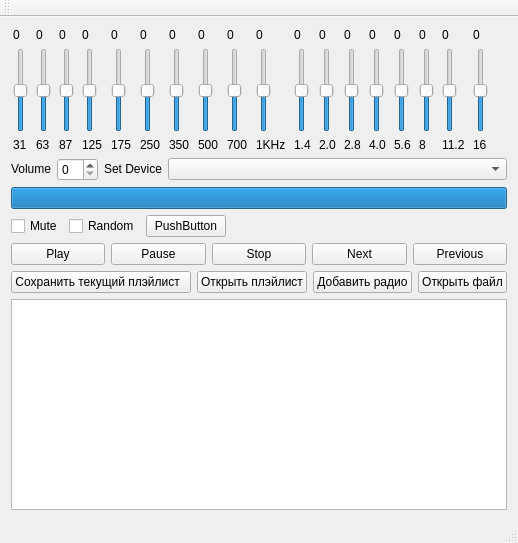
Before: the Qt Designer form mainwindow.ui in temq09/audio_player, drawn with Qt 5.
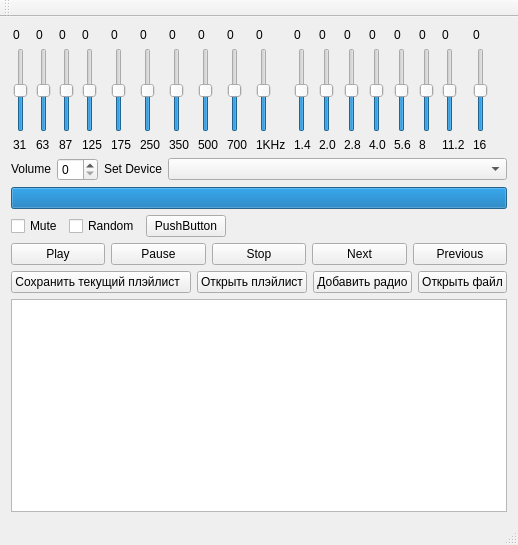
After: the same form once the commit is applied.

```diff
--- a/mainwindow.ui
+++ b/mainwindow.ui
@@ -7,7 +7,7 @@
     <x>0</x>
     <y>0</y>
     <width>510</width>
-    <height>543</height>
+    <height>545</height>
    </rect>
   </property>
   <property name="sizePolicy">
```
